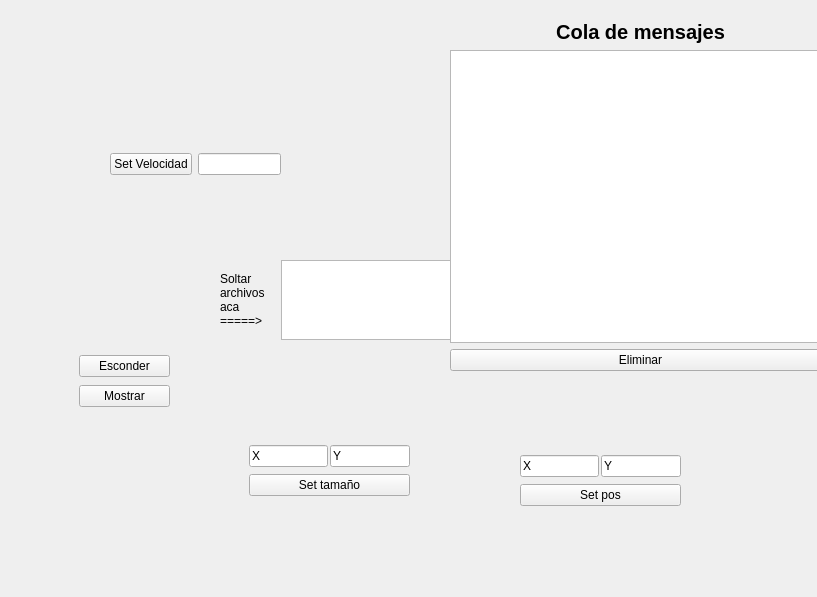
aguperezpala/linux-bluetooth-qt, file src/textwindow/maintxtwindow.ui: the form before one commit.
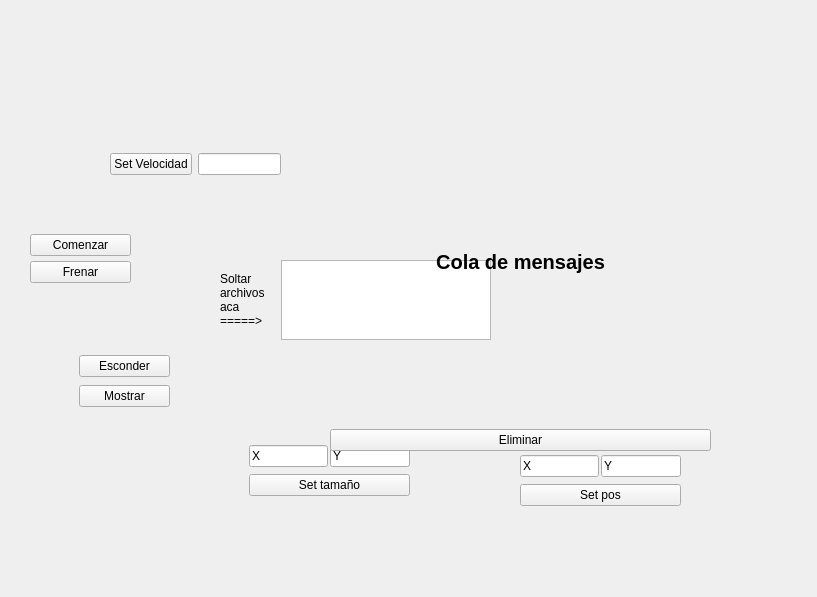
The form after the commit.

```diff
--- a/src/textwindow/maintxtwindow.ui
+++ b/src/textwindow/maintxtwindow.ui
@@ -183,8 +183,8 @@
   <widget class="QWidget" name="verticalLayoutWidget_4" >
    <property name="geometry" >
     <rect>
-     <x>450</x>
-     <y>20</y>
+     <x>330</x>
+     <y>100</y>
      <width>381</width>
      <height>351</height>
     </rect>
@@ -207,19 +207,6 @@
       </property>
      </widget>
     </item>
-    <item>
-     <widget class="QTableView" name="txttableSms" >
-      <property name="autoScroll" >
-       <bool>true</bool>
-      </property>
-      <property name="showGrid" >
-       <bool>true</bool>
-      </property>
-      <property name="sortingEnabled" >
-       <bool>false</bool>
-      </property>
-     </widget>
-    </item>
     <item>
      <widget class="QPushButton" name="txtbuttonDeleteSms" >
       <property name="text" >
@@ -229,6 +216,46 @@
     </item>
    </layout>
   </widget>
+  <widget class="QWidget" name="verticalLayoutWidget_5" >
+   <property name="geometry" >
+    <rect>
+     <x>30</x>
+     <y>229</y>
+     <width>101</width>
+     <height>61</height>
+    </rect>
+   </property>
+   <layout class="QVBoxLayout" name="verticalLayout_4" >
+    <property name="spacing" >
+     <number>0</number>
+    </property>
+    <item>
+     <widget class="QPushButton" name="txtbuttonStart" >
+      <property name="text" >
+       <string>Comenzar</string>
+      </property>
+     </widget>
+    </item>
+    <item>
+     <widget class="QPushButton" name="txtbuttonStop" >
+      <property name="text" >
+       <string>Frenar</string>
+      </property>
+     </widget>
+    </item>
+   </layout>
+  </widget>
+  <zorder>verticalLayoutWidget</zorder>
+  <zorder>verticalLayoutWidget_2</zorder>
+  <zorder>horizontalLayoutWidget</zorder>
+  <zorder>verticalLayoutWidget_3</zorder>
+  <zorder>horizontalLayoutWidget_2</zorder>
+  <zorder>verticalLayoutWidget_4</zorder>
+  <zorder>horizontalLayoutWidget_3</zorder>
+  <zorder>verticalLayoutWidget_5</zorder>
+  <zorder>label_2</zorder>
+  <zorder>txtbuttonDeleteSms</zorder>
+  <zorder>formLayoutWidget</zorder>
  </widget>
  <resources/>
  <connections/>
```
Left out of the diff: 4 changed lines with no effect on the pictures.
